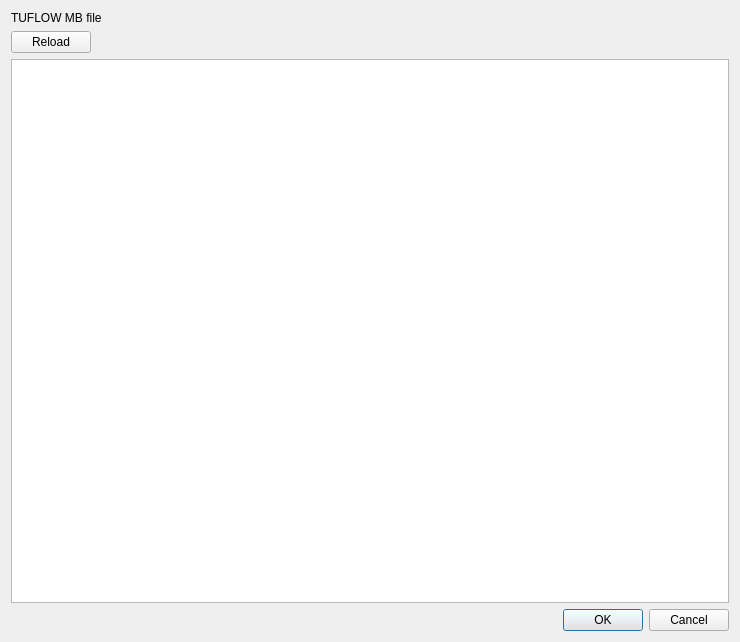
duncan-r/ModCheck, file mod_check/forms/ui_tuflowstability_check_dialog.ui: the form before one commit.
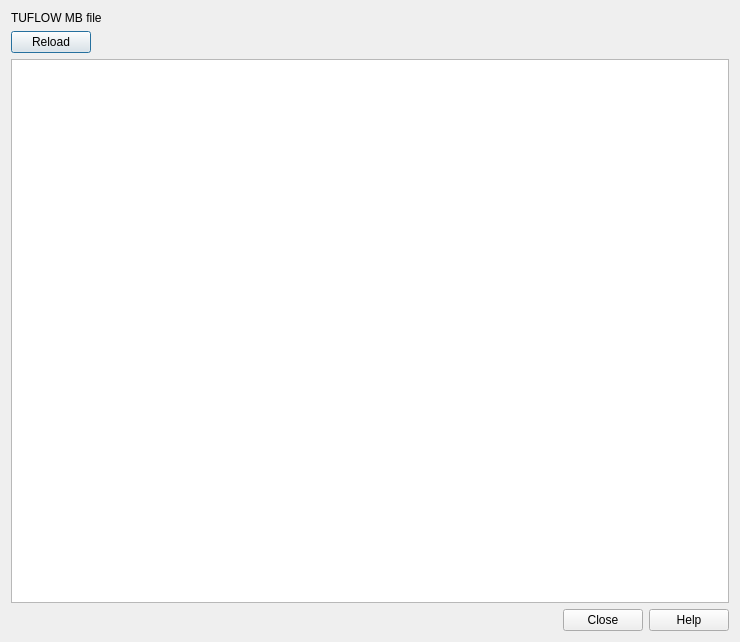
The form after the commit. Custom widgets are drawn as their Qt base class.

Commit message: Tweaked update to Dialog base class setup.

Patch:
```diff
--- a/mod_check/forms/ui_tuflowstability_check_dialog.ui
+++ b/mod_check/forms/ui_tuflowstability_check_dialog.ui
@@ -65,7 +65,7 @@
       <enum>Qt::Horizontal</enum>
      </property>
      <property name="standardButtons">
-      <set>QDialogButtonBox::Cancel|QDialogButtonBox::Ok</set>
+      <set>QDialogButtonBox::Close|QDialogButtonBox::Help</set>
      </property>
     </widget>
    </item>
```
The commit also changes 9 other files.
